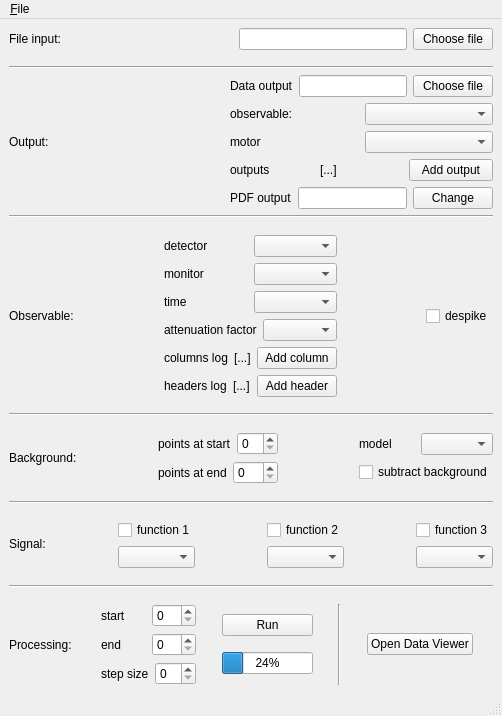
Qt form gui/iint-gui.ui (syncope/adapt) before a commit.
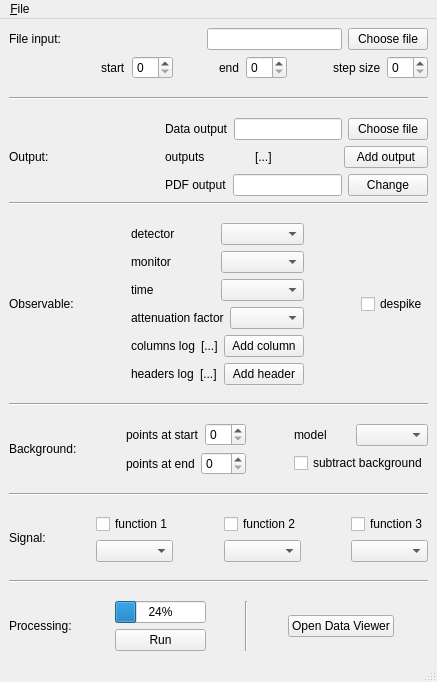
The same form after that commit.

Commit message:
first steps to implementation  -> don't instantiate everything twice
-> use a blank list/placeholder to create all processes
-> get the parameter objects and use these to handle communication

this means: extending the interface of the base process class
 AND: extending the steering control interface for an "interactive" use, i.e.: control of the elements

What changed in the file:
```diff
--- a/gui/iint-gui.ui
+++ b/gui/iint-gui.ui
@@ -6,8 +6,8 @@
    <rect>
     <x>0</x>
     <y>0</y>
-    <width>502</width>
-    <height>716</height>
+    <width>437</width>
+    <height>682</height>
    </rect>
   </property>
   <property name="windowTitle">
@@ -18,6 +18,11 @@
     <item row="0" column="0">
      <layout class="QVBoxLayout" name="verticalLayout_10">
       <item>
+       <layout class="QVBoxLayout" name="verticalLayout_12"/>
+      </item>
+      <item>
+       <layout class="QVBoxLayout" name="verticalLayout_3">
+        <item>
        <layout class="QHBoxLayout" name="horizontalLayout">
         <item>
          <widget class="QLabel" name="label_14">
@@ -52,6 +57,89 @@
        </layout>
       </item>
       <item>
+         <layout class="QHBoxLayout" name="horizontalLayout_12">
+          <item>
+           <spacer name="horizontalSpacer_15">
+            <property name="orientation">
+             <enum>Qt::Horizontal</enum>
+            </property>
+            <property name="sizeHint" stdset="0">
+             <size>
+              <width>40</width>
+              <height>20</height>
+             </size>
+            </property>
+           </spacer>
+          </item>
+          <item>
+           <widget class="QLabel" name="label">
+            <property name="text">
+             <string>start</string>
+            </property>
+           </widget>
+          </item>
+          <item>
+           <widget class="QSpinBox" name="processingStartSB"/>
+          </item>
+          <item>
+           <layout class="QHBoxLayout" name="horizontalLayout_2">
+            <item>
+             <spacer name="horizontalSpacer_16">
+              <property name="orientation">
+               <enum>Qt::Horizontal</enum>
+              </property>
+              <property name="sizeHint" stdset="0">
+               <size>
+                <width>40</width>
+                <height>20</height>
+               </size>
+              </property>
+             </spacer>
+            </item>
+            <item>
+             <widget class="QLabel" name="label_2">
+              <property name="text">
+               <string>end</string>
+              </property>
+             </widget>
+            </item>
+            <item>
+             <widget class="QSpinBox" name="processingEndSB"/>
+            </item>
+            <item>
+             <layout class="QHBoxLayout" name="horizontalLayout_13">
+              <item>
+               <spacer name="horizontalSpacer_17">
+                <property name="orientation">
+                 <enum>Qt::Horizontal</enum>
+                </property>
+                <property name="sizeHint" stdset="0">
+                 <size>
+                  <width>40</width>
+                  <height>20</height>
+                 </size>
+                </property>
+               </spacer>
+              </item>
+              <item>
+               <widget class="QLabel" name="label_3">
+                <property name="text">
+                 <string>step size</string>
+                </property>
+               </widget>
+              </item>
+              <item>
+               <widget class="QSpinBox" name="processingStepSB"/>
+              </item>
+             </layout>
+            </item>
+           </layout>
+          </item>
+         </layout>
+        </item>
+       </layout>
+      </item>
+      <item>
        <spacer name="verticalSpacer">
         <property name="orientation">
          <enum>Qt::Vertical</enum>
@@ -71,6 +159,19 @@
         </property>
        </widget>
       </item>
+      <item>
+       <spacer name="verticalSpacer_9">
+        <property name="orientation">
+         <enum>Qt::Vertical</enum>
+        </property>
+        <property name="sizeHint" stdset="0">
+         <size>
+          <width>20</width>
+          <height>40</height>
+         </size>
+        </property>
+       </spacer>
+      </item>
       <item>
        <layout class="QHBoxLayout" name="horizontalLayout_21">
         <item>
@@ -116,34 +217,6 @@
             </item>
            </layout>
           </item>
-          <item>
-           <layout class="QHBoxLayout" name="horizontalLayout_16">
-            <item>
-             <widget class="QLabel" name="label_16">
-              <property name="text">
-               <string>observable:</string>
-              </property>
-             </widget>
-            </item>
-            <item>
-             <widget class="QComboBox" name="observableCB"/>
-            </item>
-           </layout>
-          </item>
-          <item>
-           <layout class="QHBoxLayout" name="horizontalLayout_17">
-            <item>
-             <widget class="QLabel" name="label_17">
-              <property name="text">
-               <string>motor</string>
-              </property>
-             </widget>
-            </item>
-            <item>
-             <widget class="QComboBox" name="motorCB"/>
-            </item>
-           </layout>
-          </item>
           <item>
            <layout class="QHBoxLayout" name="horizontalLayout_18">
             <item>
@@ -665,65 +738,6 @@
           </property>
          </widget>
         </item>
-        <item>
-         <spacer name="horizontalSpacer_13">
-          <property name="orientation">
-           <enum>Qt::Horizontal</enum>
-          </property>
-          <property name="sizeHint" stdset="0">
-           <size>
-            <width>40</width>
-            <height>20</height>
-           </size>
-          </property>
-         </spacer>
-        </item>
-        <item>
-         <layout class="QVBoxLayout" name="verticalLayout_3">
-          <item>
-           <layout class="QHBoxLayout" name="horizontalLayout_12">
-            <item>
-             <widget class="QLabel" name="label">
-              <property name="text">
-               <string>start</string>
-              </property>
-             </widget>
-            </item>
-            <item>
-             <widget class="QSpinBox" name="processingStartSB"/>
-            </item>
-           </layout>
-          </item>
-          <item>
-           <layout class="QHBoxLayout" name="horizontalLayout_2">
-            <item>
-             <widget class="QLabel" name="label_2">
-              <property name="text">
-               <string>end</string>
-              </property>
-             </widget>
-            </item>
-            <item>
-             <widget class="QSpinBox" name="processingEndSB"/>
-            </item>
-           </layout>
-          </item>
-          <item>
-           <layout class="QHBoxLayout" name="horizontalLayout_13">
-            <item>
-             <widget class="QLabel" name="label_3">
-              <property name="text">
-               <string>step size</string>
-              </property>
-             </widget>
-            </item>
-            <item>
-             <widget class="QSpinBox" name="processingStepSB"/>
-            </item>
-           </layout>
-          </item>
-         </layout>
-        </item>
         <item>
          <spacer name="horizontalSpacer">
           <property name="orientation">
@@ -739,13 +753,6 @@
         </item>
         <item>
          <layout class="QVBoxLayout" name="verticalLayout_9">
-          <item>
-           <widget class="QPushButton" name="actionProcessBtn">
-            <property name="text">
-             <string>Run</string>
-            </property>
-           </widget>
-          </item>
           <item>
            <widget class="QProgressBar" name="processingProgressBar">
             <property name="value">
@@ -753,6 +760,13 @@
             </property>
            </widget>
           </item>
+          <item>
+           <widget class="QPushButton" name="actionProcessBtn">
+            <property name="text">
+             <string>Run</string>
+            </property>
+           </widget>
+          </item>
          </layout>
         </item>
         <item>
@@ -819,7 +833,7 @@
     <rect>
      <x>0</x>
      <y>0</y>
-     <width>502</width>
+     <width>437</width>
      <height>19</height>
     </rect>
    </property>
```
Lines whose indentation alone changed are shown as unchanged. The commit also changes 1 other file.
